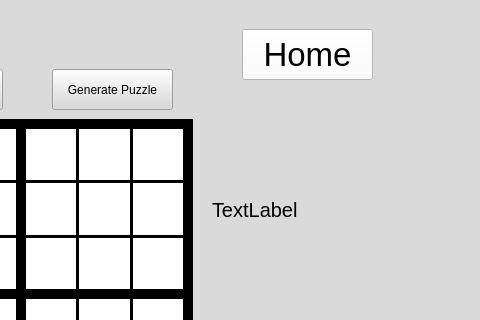
Above: Sudoku/mainwindow.ui from UofU-CS3505/cs3505-assignment9-AveryBroadbent before the change; both pictures show x 358 to 838 and y 0 to 320 of the 838 by 730 pixel window. Below: the same form after it.
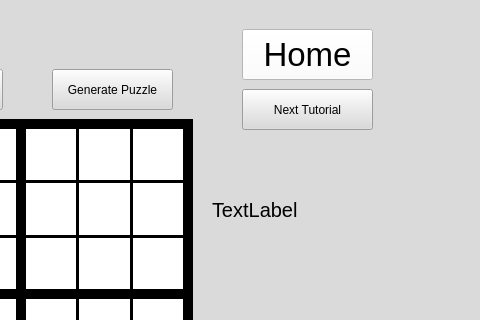
That is the form after the change. Icons and pictures are not drawn. Custom widgets are drawn as their Qt base class.

Commit message: moved tutorial stuff around

```diff
--- a/Sudoku/mainwindow.ui
+++ b/Sudoku/mainwindow.ui
@@ -2520,6 +2520,19 @@
        <string>Next</string>
       </property>
      </widget>
+     <widget class="QPushButton" name="toNoteTakingButton">
+      <property name="geometry">
+       <rect>
+        <x>600</x>
+        <y>70</y>
+        <width>131</width>
+        <height>41</height>
+       </rect>
+      </property>
+      <property name="text">
+       <string>Next Tutorial</string>
+      </property>
+     </widget>
     </widget>
     <widget class="QWidget" name="IntroductionTutorial">
      <widget class="QLabel" name="label_7">
```
The commit also changes 6 other files.
